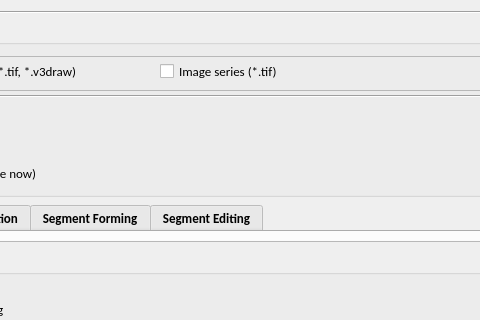
Above: hackathon/MK/Fragmented_autoTrace/fragmentedTraceUI.ui from Vaa3D/vaa3d_tools before the change; both pictures show x 224 to 704 and y 0 to 320 of the 805 by 986 pixel window. Below: the same form after it.
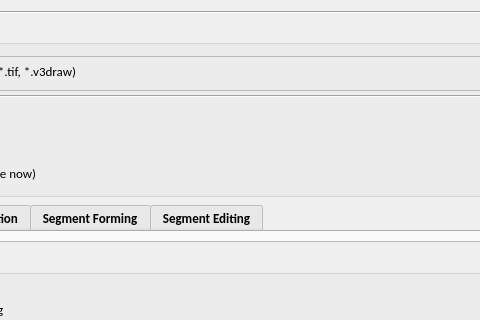
That is the form after the change. The open tabs and pages were chosen to show the change. Icons and pictures are not drawn.

The edit to the form file:
```diff
--- a/hackathon/MK/Fragmented_autoTrace/fragmentedTraceUI.ui
+++ b/hackathon/MK/Fragmented_autoTrace/fragmentedTraceUI.ui
@@ -167,25 +167,6 @@
              <string>Image stack (*.tif, *.v3draw)</string>
             </property>
            </widget>
-           <widget class="QCheckBox" name="checkBox_3">
-            <property name="geometry">
-             <rect>
-              <x>350</x>
-              <y>0</y>
-              <width>161</width>
-              <height>31</height>
-             </rect>
-            </property>
-            <property name="font">
-             <font>
-              <family>Calibri</family>
-              <pointsize>10</pointsize>
-             </font>
-            </property>
-            <property name="text">
-             <string>Image series (*.tif)</string>
-            </property>
-           </widget>
           </widget>
          </item>
          <item>
```
Left out of the diff: 18 changed lines with no effect on the pictures.
